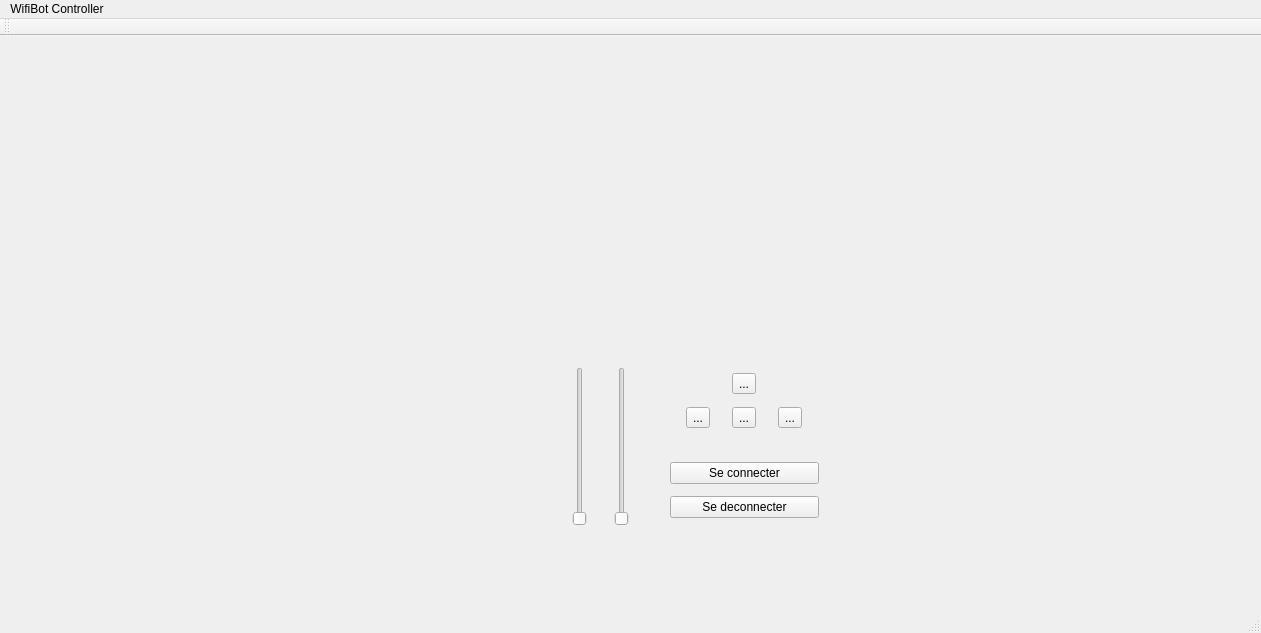
This is Wifibot/mainwindow.ui in Luckiris/WifiBot as Qt 5 draws it before an edit. The edited form follows.
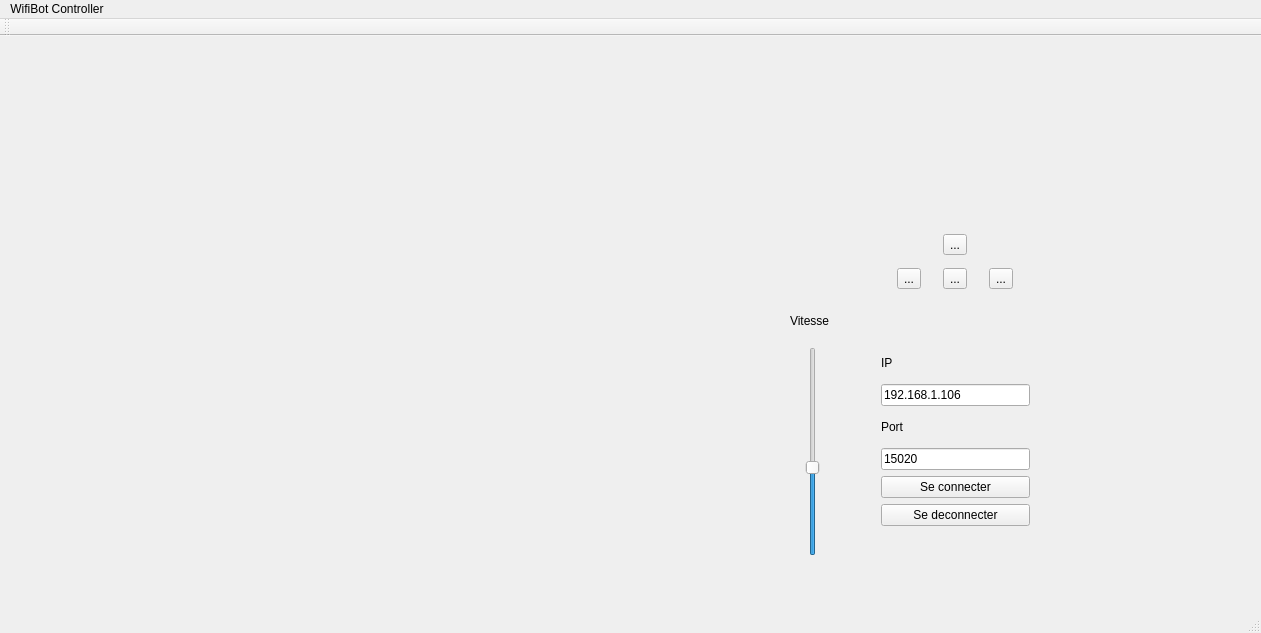
This is the edited form. Icons and pictures are not drawn.

The edit to the form file:
```diff
--- a/Wifibot/mainwindow.ui
+++ b/Wifibot/mainwindow.ui
@@ -17,8 +17,8 @@
    <widget class="QWidget" name="gridLayoutWidget">
     <property name="geometry">
      <rect>
-      <x>659</x>
-      <y>319</y>
+      <x>870</x>
+      <y>180</y>
       <width>171</width>
       <height>91</height>
      </rect>
@@ -87,13 +87,41 @@
    <widget class="QWidget" name="verticalLayoutWidget">
     <property name="geometry">
      <rect>
-      <x>659</x>
-      <y>409</y>
+      <x>870</x>
+      <y>300</y>
       <width>171</width>
-      <height>91</height>
+      <height>201</height>
      </rect>
     </property>
     <layout class="QVBoxLayout" name="verticalLayout">
+     <item>
+      <widget class="QLabel" name="label_ip">
+       <property name="text">
+        <string>IP</string>
+       </property>
+      </widget>
+     </item>
+     <item>
+      <widget class="QLineEdit" name="entry_ip">
+       <property name="text">
+        <string>192.168.1.106</string>
+       </property>
+      </widget>
+     </item>
+     <item>
+      <widget class="QLabel" name="label_port">
+       <property name="text">
+        <string>Port</string>
+       </property>
+      </widget>
+     </item>
+     <item>
+      <widget class="QLineEdit" name="entry_port">
+       <property name="text">
+        <string>15020</string>
+       </property>
+      </widget>
+     </item>
      <item>
       <widget class="QPushButton" name="Se_connecter">
        <property name="text">
@@ -113,22 +141,21 @@
    <widget class="QWidget" name="horizontalLayoutWidget">
     <property name="geometry">
      <rect>
-      <x>540</x>
-      <y>320</y>
-      <width>121</width>
-      <height>181</height>
+      <x>770</x>
+      <y>300</y>
+      <width>86</width>
+      <height>231</height>
      </rect>
     </property>
     <layout class="QHBoxLayout" name="horizontalLayout">
-     <item>
-      <widget class="QSlider" name="Rotationalite">
-       <property name="orientation">
-        <enum>Qt::Vertical</enum>
-       </property>
-      </widget>
-     </item>
      <item>
       <widget class="QSlider" name="Vitesse">
+       <property name="maximum">
+        <number>240</number>
+       </property>
+       <property name="sliderPosition">
+        <number>100</number>
+       </property>
        <property name="orientation">
         <enum>Qt::Vertical</enum>
        </property>
@@ -136,6 +163,19 @@
      </item>
     </layout>
    </widget>
+   <widget class="QLabel" name="label">
+    <property name="geometry">
+     <rect>
+      <x>790</x>
+      <y>170</y>
+      <width>55</width>
+      <height>229</height>
+     </rect>
+    </property>
+    <property name="text">
+     <string>Vitesse</string>
+    </property>
+   </widget>
   </widget>
   <widget class="QMenuBar" name="menuBar">
    <property name="geometry">
```
